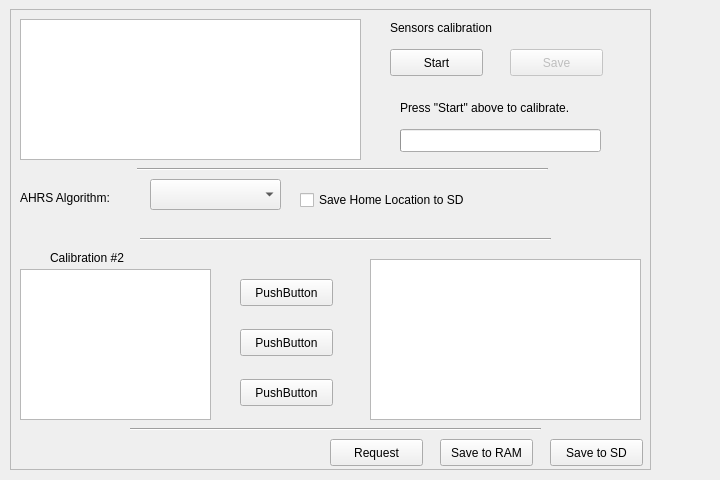
Above: ground/src/plugins/config/ahrs.ui from openpilot/OpenPilot before the change. Below: the same form after it.
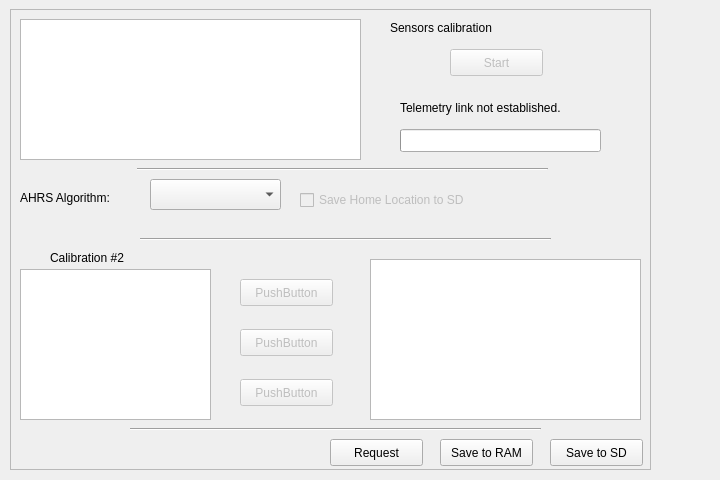
That is the form after the change.

Commit message: OP-38 All current AHRS settings are now implemented in the config gadget. Made calibration procedure as foolproof as possible.

Patch:
```diff
--- a/ground/src/plugins/config/ahrs.ui
+++ b/ground/src/plugins/config/ahrs.ui
@@ -59,13 +59,16 @@
      </rect>
     </property>
     <property name="text">
-     <string>Press &quot;Start&quot; above to calibrate.</string>
+     <string>Telemetry link not established.</string>
     </property>
    </widget>
    <widget class="QPushButton" name="ahrsCalibStart">
+    <property name="enabled">
+     <bool>false</bool>
+    </property>
     <property name="geometry">
      <rect>
-      <x>380</x>
+      <x>440</x>
       <y>40</y>
       <width>93</width>
       <height>27</height>
@@ -153,6 +156,9 @@
     </property>
    </widget>
    <widget class="QPushButton" name="pushButton_4">
+    <property name="enabled">
+     <bool>false</bool>
+    </property>
     <property name="geometry">
      <rect>
       <x>230</x>
@@ -166,6 +172,9 @@
     </property>
    </widget>
    <widget class="QPushButton" name="pushButton_5">
+    <property name="enabled">
+     <bool>false</bool>
+    </property>
     <property name="geometry">
      <rect>
       <x>230</x>
@@ -179,6 +188,9 @@
     </property>
    </widget>
    <widget class="QPushButton" name="pushButton_6">
+    <property name="enabled">
+     <bool>false</bool>
+    </property>
     <property name="geometry">
      <rect>
       <x>230</x>
@@ -202,6 +214,9 @@
     </property>
    </widget>
    <widget class="QCheckBox" name="checkBox">
+    <property name="enabled">
+     <bool>false</bool>
+    </property>
     <property name="geometry">
      <rect>
       <x>290</x>
@@ -279,25 +294,6 @@
      <string>Sensors calibration</string>
     </property>
    </widget>
-   <widget class="QPushButton" name="ahrsCalibSave">
-    <property name="enabled">
-     <bool>false</bool>
-    </property>
-    <property name="geometry">
-     <rect>
-      <x>500</x>
-      <y>40</y>
-      <width>93</width>
-      <height>27</height>
-     </rect>
-    </property>
-    <property name="toolTip">
-     <string>Save is only enabled once the calibration is done (&quot;Start&quot; on the left)</string>
-    </property>
-    <property name="text">
-     <string>Save</string>
-    </property>
-   </widget>
    <widget class="QProgressBar" name="calibProgress">
     <property name="enabled">
      <bool>true</bool>
```
Left out of the diff: 15 changed lines with no effect on the pictures. The commit also changes 2 other files.
